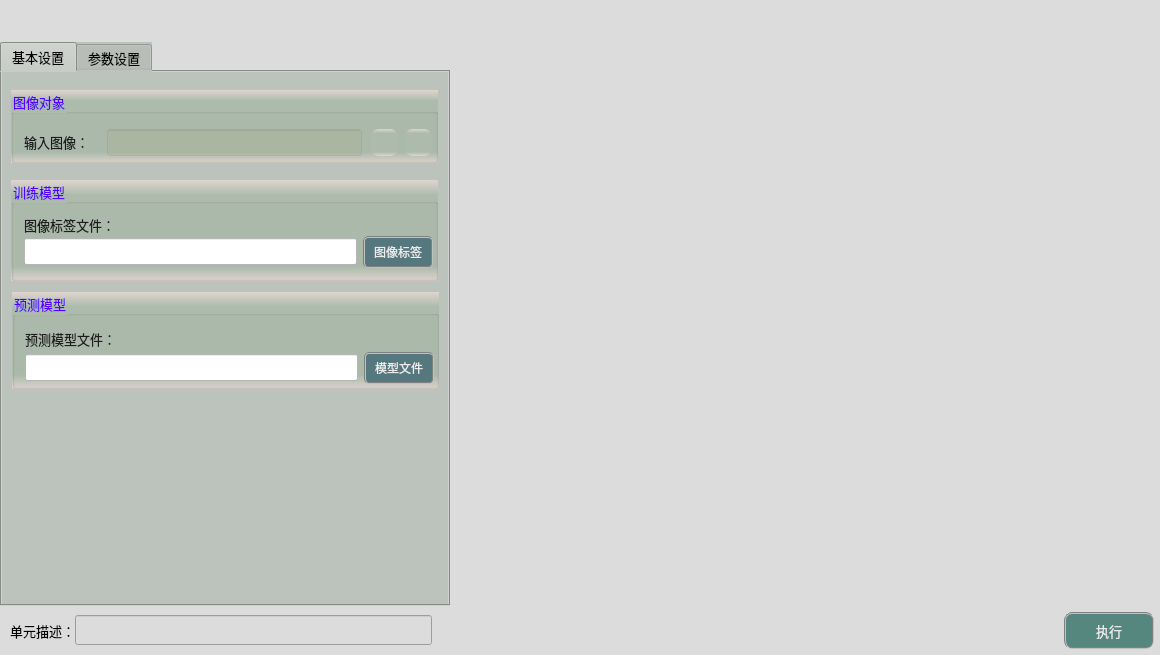
Old version of the form QPlugins/YoloV13/YoloV13/frmClassifier.ui in the repository qqqkoko123/opencv4workflow.
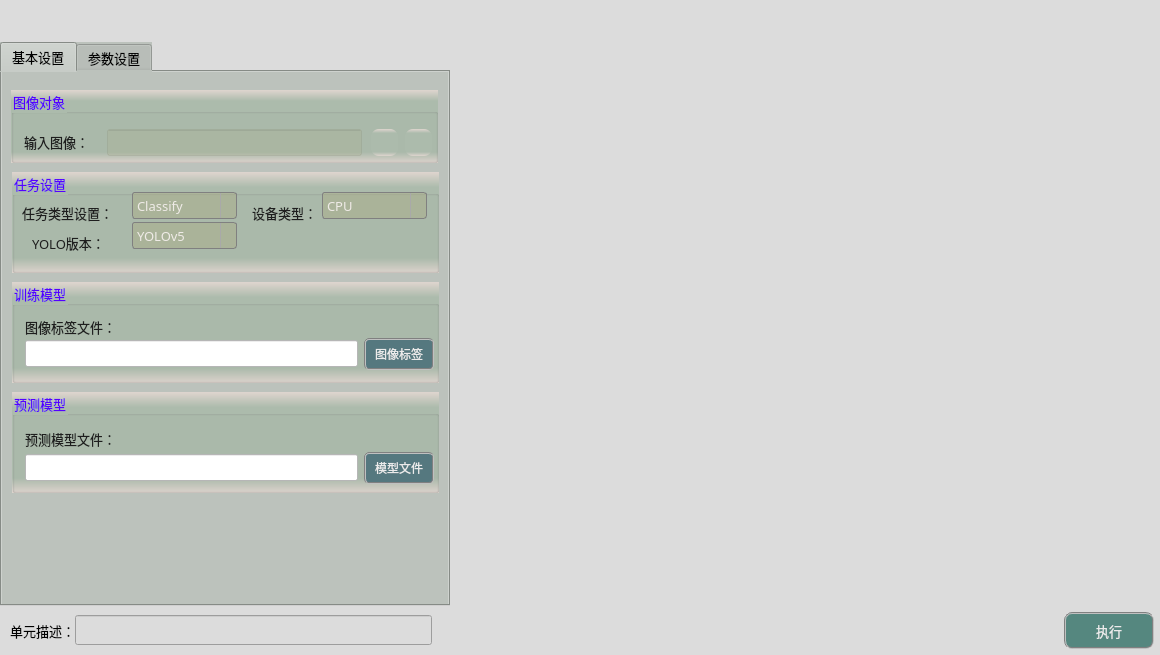
New version of the form. Icons and pictures are not drawn.

Commit message: 新增YOLO全系列版本和任务功能

Diff of the .ui file:
```diff
--- a/QPlugins/YoloV13/YoloV13/frmClassifier.ui
+++ b/QPlugins/YoloV13/YoloV13/frmClassifier.ui
@@ -434,8 +434,8 @@
       <widget class="QGroupBox" name="groupFolder">
        <property name="geometry">
         <rect>
-         <x>9</x>
-         <y>108</y>
+         <x>10</x>
+         <y>210</y>
          <width>427</width>
          <height>101</height>
         </rect>
@@ -759,9 +759,9 @@
        <property name="geometry">
         <rect>
          <x>10</x>
-         <y>220</y>
+         <y>320</y>
          <width>427</width>
-         <height>97</height>
+         <height>101</height>
         </rect>
        </property>
        <property name="font">
@@ -852,6 +852,390 @@
         </property>
        </widget>
       </widget>
+      <widget class="QGroupBox" name="groupCamera_4">
+       <property name="geometry">
+        <rect>
+         <x>10</x>
+         <y>100</y>
+         <width>427</width>
+         <height>101</height>
+        </rect>
+       </property>
+       <property name="font">
+        <font>
+         <family>微软雅黑</family>
+         <pointsize>10</pointsize>
+        </font>
+       </property>
+       <property name="styleSheet">
+        <string notr="true">background-color: qlineargradient(x1:0, y1:0, x2:0, y2:1, stop:0 #dfd5cf, stop: 0.15 #acbbac, stop: 0.85 #acbbac,stop:1 #dfd5cf);
+color: rgb(85, 0, 255);</string>
+       </property>
+       <property name="title">
+        <string>任务设置</string>
+       </property>
+       <widget class="QLabel" name="label_10">
+        <property name="geometry">
+         <rect>
+          <x>10</x>
+          <y>30</y>
+          <width>101</width>
+          <height>22</height>
+         </rect>
+        </property>
+        <property name="font">
+         <font>
+          <family>黑体</family>
+          <pointsize>10</pointsize>
+         </font>
+        </property>
+        <property name="styleSheet">
+         <string notr="true">color: rgb(30, 30, 30);
+background: transparent;</string>
+        </property>
+        <property name="text">
+         <string>&lt;html&gt;&lt;head/&gt;&lt;body&gt;&lt;p&gt;任务类型设置：&lt;/p&gt;&lt;/body&gt;&lt;/html&gt;</string>
+        </property>
+       </widget>
+       <widget class="QComboBox" name="comboType_2">
+        <property name="geometry">
+         <rect>
+          <x>120</x>
+          <y>20</y>
+          <width>105</width>
+          <height>27</height>
+         </rect>
+        </property>
+        <property name="minimumSize">
+         <size>
+          <width>51</width>
+          <height>27</height>
+         </size>
+        </property>
+        <property name="font">
+         <font>
+          <family>微软雅黑</family>
+          <pointsize>10</pointsize>
+         </font>
+        </property>
+        <property name="styleSheet">
+         <string notr="true">QComboBox {
+    border: 1px solid gray;
+    border-radius: 3px;  
+    min-width: 4.1em;
+    color: rgb(239, 235, 231);
+	background-color: rgba(170, 170, 127,100);
+}
+QComboBox::drop-down {
+    subcontrol-origin: padding;
+    subcontrol-position: top right;
+    width: 15px; 
+    border-left-width: 1px;
+    border-left-color: darkgray;
+    border-left-style: solid;
+    border-top-right-radius: 3px;
+    border-bottom-right-radius: 3px;
+}
+
+QComboBox::down-arrow {
+    image: url(:/resource/down.png);
+} 
+QComboBox::down-arrow:on {
+    top: 1px;
+    left: 1px;
+}
+QScrollBar:vertical{
+		background:#FFFFF2; 
+		padding-top:20px;
+		padding-bottom:20px;
+		padding-left:2px;
+		padding-right:2px;
+		border-left:1px solid #d7d7d7;}
+QScrollBar::handle:vertical{
+		background:#dbdbdb;
+		border-radius:6px;
+		min-height:20px;}
+QScrollBar::handle:vertical:hover{
+		background:#d0d0d0;}
+QScrollBar::add-line:vertical{
+		background:url(:/resource/down.png) center no-repeat;}
+QScrollBar::sub-line:vertical{
+		background:url(:/resource/up.png) center no-repeat;}</string>
+        </property>
+        <property name="currentText">
+         <string>Detect</string>
+        </property>
+        <item>
+         <property name="text">
+          <string>Classify</string>
+         </property>
+        </item>
+        <item>
+         <property name="text">
+          <string>Detect</string>
+         </property>
+        </item>
+        <item>
+         <property name="text">
+          <string>Segment</string>
+         </property>
+        </item>
+        <item>
+         <property name="text">
+          <string>Pose</string>
+         </property>
+        </item>
+        <item>
+         <property name="text">
+          <string>OBB</string>
+         </property>
+        </item>
+       </widget>
+       <widget class="QLabel" name="label_11">
+        <property name="geometry">
+         <rect>
+          <x>20</x>
+          <y>60</y>
+          <width>101</width>
+          <height>22</height>
+         </rect>
+        </property>
+        <property name="font">
+         <font>
+          <family>黑体</family>
+          <pointsize>10</pointsize>
+         </font>
+        </property>
+        <property name="styleSheet">
+         <string notr="true">color: rgb(30, 30, 30);
+background: transparent;</string>
+        </property>
+        <property name="text">
+         <string>&lt;html&gt;&lt;head/&gt;&lt;body&gt;&lt;p&gt;YOLO版本：&lt;/p&gt;&lt;/body&gt;&lt;/html&gt;</string>
+        </property>
+       </widget>
+       <widget class="QComboBox" name="comboType_3">
+        <property name="geometry">
+         <rect>
+          <x>120</x>
+          <y>50</y>
+          <width>105</width>
+          <height>27</height>
+         </rect>
+        </property>
+        <property name="minimumSize">
+         <size>
+          <width>51</width>
+          <height>27</height>
+         </size>
+        </property>
+        <property name="font">
+         <font>
+          <family>微软雅黑</family>
+          <pointsize>10</pointsize>
+         </font>
+        </property>
+        <property name="styleSheet">
+         <string notr="true">QComboBox {
+    border: 1px solid gray;
+    border-radius: 3px;  
+    min-width: 4.1em;
+    color: rgb(239, 235, 231);
+	background-color: rgba(170, 170, 127,100);
+}
+QComboBox::drop-down {
+    subcontrol-origin: padding;
+    subcontrol-position: top right;
+    width: 15px; 
+    border-left-width: 1px;
+    border-left-color: darkgray;
+    border-left-style: solid;
+    border-top-right-radius: 3px;
+    border-bottom-right-radius: 3px;
+}
+
+QComboBox::down-arrow {
+    image: url(:/resource/down.png);
+} 
+QComboBox::down-arrow:on {
+    top: 1px;
+    left: 1px;
+}
+QScrollBar:vertical{
+		background:#FFFFF2; 
+		padding-top:20px;
+		padding-bottom:20px;
+		padding-left:2px;
+		padding-right:2px;
+		border-left:1px solid #d7d7d7;}
+QScrollBar::handle:vertical{
+		background:#dbdbdb;
+		border-radius:6px;
+		min-height:20px;}
+QScrollBar::handle:vertical:hover{
+		background:#d0d0d0;}
+QScrollBar::add-line:vertical{
+		background:url(:/resource/down.png) center no-repeat;}
+QScrollBar::sub-line:vertical{
+		background:url(:/resource/up.png) center no-repeat;}</string>
+        </property>
+        <property name="currentText">
+         <string>YOLO26</string>
+        </property>
+        <item>
+         <property name="text">
+          <string>YOLOv5</string>
+         </property>
+        </item>
+        <item>
+         <property name="text">
+          <string>YOLOv6</string>
+         </property>
+        </item>
+        <item>
+         <property name="text">
+          <string>YOLOv7</string>
+         </property>
+        </item>
+        <item>
+         <property name="text">
+          <string>YOLOv8</string>
+         </property>
+        </item>
+        <item>
+         <property name="text">
+          <string>YOLOv9</string>
+         </property>
+        </item>
+        <item>
+         <property name="text">
+          <string>YOLOv10</string>
+         </property>
+        </item>
+        <item>
+         <property name="text">
+          <string>YOLOv11</string>
+         </property>
+        </item>
+        <item>
+         <property name="text">
+          <string>YOLOv12</string>
+         </property>
+        </item>
+        <item>
+         <property name="text">
+          <string>YOLOv13</string>
+         </property>
+        </item>
+        <item>
+         <property name="text">
+          <string>YOLO26</string>
+         </property>
+        </item>
+       </widget>
+       <widget class="QLabel" name="label_12">
+        <property name="geometry">
+         <rect>
+          <x>240</x>
+          <y>30</y>
+          <width>71</width>
+          <height>22</height>
+         </rect>
+        </property>
+        <property name="font">
+         <font>
+          <family>黑体</family>
+          <pointsize>10</pointsize>
+         </font>
+        </property>
+        <property name="styleSheet">
+         <string notr="true">color: rgb(30, 30, 30);
+background: transparent;</string>
+        </property>
+        <property name="text">
+         <string>&lt;html&gt;&lt;head/&gt;&lt;body&gt;&lt;p&gt;设备类型：&lt;/p&gt;&lt;/body&gt;&lt;/html&gt;</string>
+        </property>
+       </widget>
+       <widget class="QComboBox" name="comboType_4">
+        <property name="geometry">
+         <rect>
+          <x>310</x>
+          <y>20</y>
+          <width>105</width>
+          <height>27</height>
+         </rect>
+        </property>
+        <property name="minimumSize">
+         <size>
+          <width>51</width>
+          <height>27</height>
+         </size>
+        </property>
+        <property name="font">
+         <font>
+          <family>微软雅黑</family>
+          <pointsize>10</pointsize>
+         </font>
+        </property>
+        <property name="styleSheet">
+         <string notr="true">QComboBox {
+    border: 1px solid gray;
+    border-radius: 3px;  
+    min-width: 4.1em;
+    color: rgb(239, 235, 231);
+	background-color: rgba(170, 170, 127,100);
+}
+QComboBox::drop-down {
+    subcontrol-origin: padding;
+    subcontrol-position: top right;
+    width: 15px; 
+    border-left-width: 1px;
+    border-left-color: darkgray;
+    border-left-style: solid;
+    border-top-right-radius: 3px;
+    border-bottom-right-radius: 3px;
+}
+
+QComboBox::down-arrow {
+    image: url(:/resource/down.png);
+} 
+QComboBox::down-arrow:on {
+    top: 1px;
+    left: 1px;
+}
+QScrollBar:vertical{
+		background:#FFFFF2; 
+		padding-top:20px;
+		padding-bottom:20px;
+		padding-left:2px;
+		padding-right:2px;
+		border-left:1px solid #d7d7d7;}
+QScrollBar::handle:vertical{
+		background:#dbdbdb;
+		border-radius:6px;
+		min-height:20px;}
+QScrollBar::handle:vertical:hover{
+		background:#d0d0d0;}
+QScrollBar::add-line:vertical{
+		background:url(:/resource/down.png) center no-repeat;}
+QScrollBar::sub-line:vertical{
+		background:url(:/resource/up.png) center no-repeat;}</string>
+        </property>
+        <property name="currentText">
+         <string>CPU</string>
+        </property>
+        <item>
+         <property name="text">
+          <string>CPU</string>
+         </property>
+        </item>
+        <item>
+         <property name="text">
+          <string>GPU</string>
+         </property>
+        </item>
+       </widget>
+      </widget>
      </widget>
      <widget class="QWidget" name="tab_2">
       <property name="enabled">
```
The commit also changes 246 other files.
